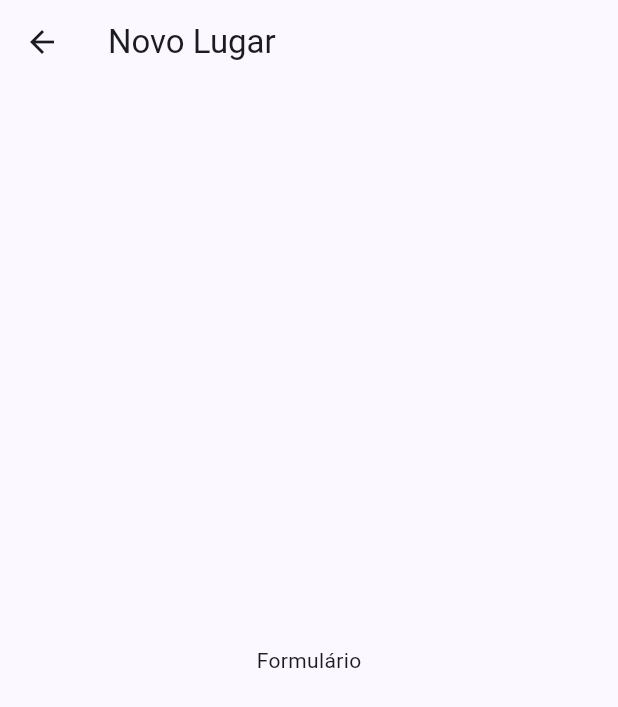
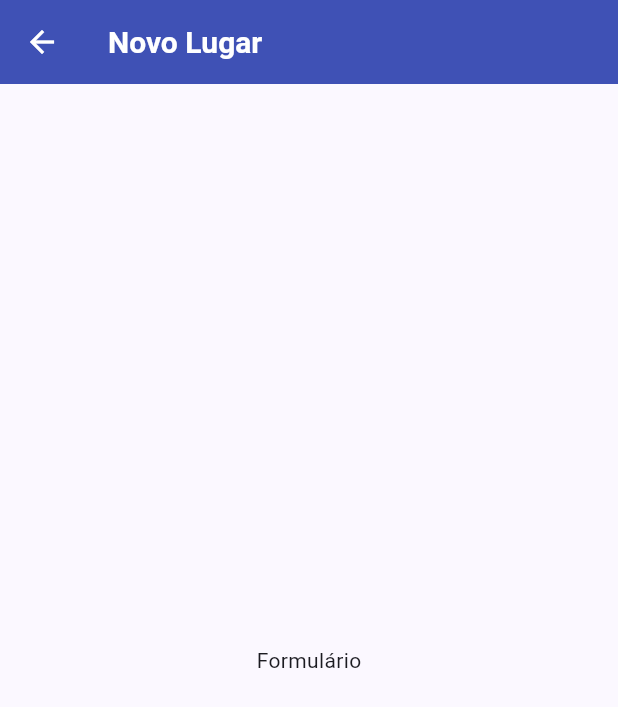
Before and after one commit to f3lipems/my-places, a Flutter app: the screen it shows after launch, after a tap on the "add" icon, on a phone screen of 412 x 824 dp. Shown: the top 707 px of the screen. Run offline on Flutter 3.47's test engine with Material 3 defaults, Android fonts, the phone set to English and light mode, and no system bars.

Commit message:
add theme class

```diff
--- a/lib/main.dart
+++ b/lib/main.dart
@@ -1,6 +1,7 @@
 import 'package:flutter/material.dart';
 import 'package:my_places/screens/place_form_screen.dart';
 import 'package:my_places/screens/places_list_screen.dart';
+import 'package:my_places/utils/app_theme.dart';
 
 import 'utils/app_routes.dart';
 
@@ -16,13 +17,7 @@ class MyApp extends StatelessWidget {
   Widget build(BuildContext context) {
     return MaterialApp(
       title: 'My Places',
-      theme: ThemeData(
-        colorScheme: ColorScheme.fromSeed(
-          seedColor: Colors.indigo,
-          secondary: Colors.amber,
-        ),
-        useMaterial3: true,
-      ),
+      theme: AppTheme.theme,
       home: const PlacesListScreen(),
       routes: {
         AppRoutes.PLACE_FORM: (ctx) => const PlaceFormScreen(),
--- /dev/null
+++ b/lib/utils/app_theme.dart
@@ -0,0 +1,24 @@
+import 'package:flutter/material.dart';
+
+class AppTheme {
+  static ThemeData get theme => ThemeData(
+        colorScheme: ColorScheme.fromSeed(
+          seedColor: Colors.indigo,
+          secondary: Colors.amber,
+        ),
+        appBarTheme: const AppBarTheme(
+          backgroundColor: Colors.indigo,
+          titleTextStyle: TextStyle(
+            fontSize: 20,
+            fontWeight: FontWeight.bold,
+          ),
+          actionsIconTheme: IconThemeData(
+            color: Colors.white,
+          ),
+          iconTheme: IconThemeData(
+            color: Colors.white,
+          ),
+        ),
+        useMaterial3: true,
+      );
+}
```
